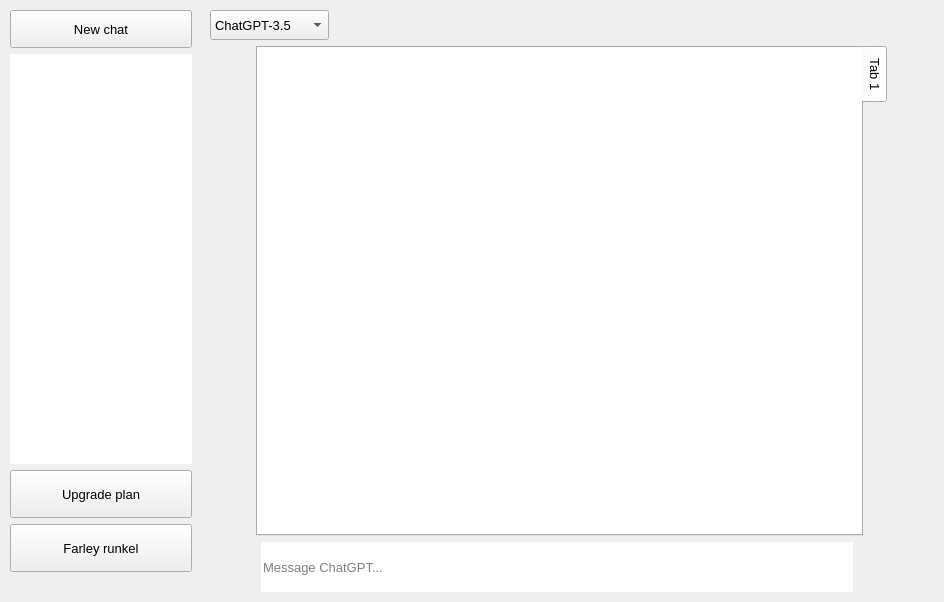
farleyrunkel/qollama, file forms/mainwindow.ui: the form before one commit.
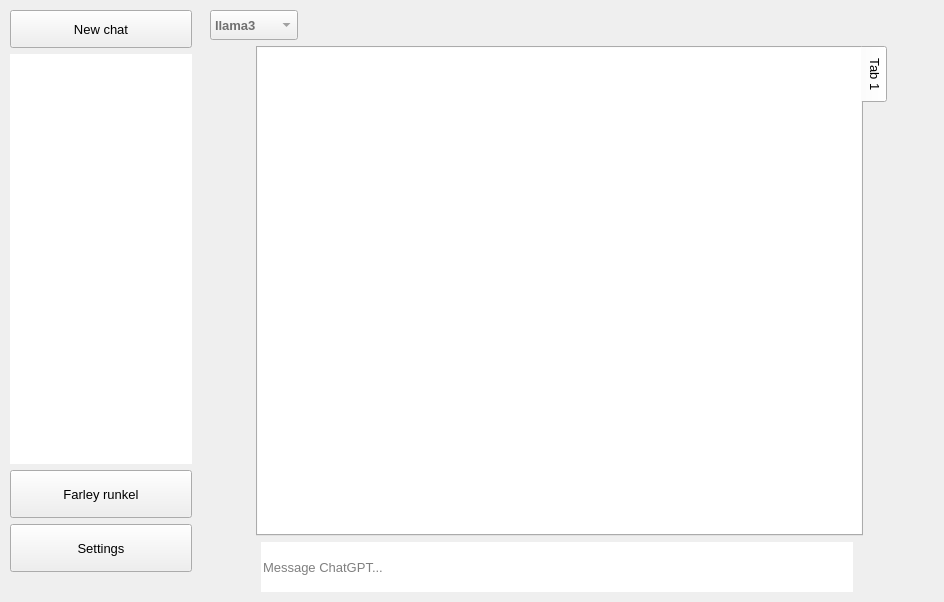
The form after the commit. Icons and pictures are not drawn. Custom widgets are drawn as their Qt base class.

Commit message: add full screen button

The edit to the form file:
```diff
--- a/forms/mainwindow.ui
+++ b/forms/mainwindow.ui
@@ -240,44 +240,6 @@
              </property>
             </widget>
            </item>
-           <item>
-            <widget class="QPushButton" name="upgradeButton">
-             <property name="sizePolicy">
-              <sizepolicy hsizetype="Expanding" vsizetype="Fixed">
-               <horstretch>0</horstretch>
-               <verstretch>0</verstretch>
-              </sizepolicy>
-             </property>
-             <property name="minimumSize">
-              <size>
-               <width>0</width>
-               <height>48</height>
-              </size>
-             </property>
-             <property name="maximumSize">
-              <size>
-               <width>16777215</width>
-               <height>48</height>
-              </size>
-             </property>
-             <property name="styleSheet">
-              <string notr="true"/>
-             </property>
-             <property name="text">
-              <string>Upgrade plan</string>
-             </property>
-             <property name="icon">
-              <iconset resource="../resouces.qrc">
-               <normaloff>:/icon/sparkles.png</normaloff>:/icon/sparkles.png</iconset>
-             </property>
-             <property name="iconSize">
-              <size>
-               <width>30</width>
-               <height>30</height>
-              </size>
-             </property>
-            </widget>
-           </item>
            <item>
             <widget class="QPushButton" name="userButton">
              <property name="sizePolicy">
@@ -323,6 +285,47 @@
              </property>
             </widget>
            </item>
+           <item>
+            <widget class="QPushButton" name="settingButton">
+             <property name="sizePolicy">
+              <sizepolicy hsizetype="Expanding" vsizetype="Fixed">
+               <horstretch>0</horstretch>
+               <verstretch>0</verstretch>
+              </sizepolicy>
+             </property>
+             <property name="minimumSize">
+              <size>
+               <width>0</width>
+               <height>48</height>
+              </size>
+             </property>
+             <property name="maximumSize">
+              <size>
+               <width>16777215</width>
+               <height>48</height>
+              </size>
+             </property>
+             <property name="focusPolicy">
+              <enum>Qt::NoFocus</enum>
+             </property>
+             <property name="styleSheet">
+              <string notr="true"/>
+             </property>
+             <property name="text">
+              <string>Settings</string>
+             </property>
+             <property name="icon">
+              <iconset resource="../resouces.qrc">
+               <normaloff>:/icon/gear.svg</normaloff>:/icon/gear.svg</iconset>
+             </property>
+             <property name="iconSize">
+              <size>
+               <width>30</width>
+               <height>30</height>
+              </size>
+             </property>
+            </widget>
+           </item>
           </layout>
          </widget>
         </item>
@@ -472,10 +475,20 @@
             </property>
             <property name="maximumSize">
              <size>
-              <width>119</width>
+              <width>88</width>
               <height>16777215</height>
              </size>
             </property>
+            <property name="font">
+             <font>
+              <family>Microsoft YaHei UI</family>
+              <pointsize>10</pointsize>
+              <bold>true</bold>
+             </font>
+            </property>
+            <property name="styleSheet">
+             <string notr="true">color: rgb(112, 112, 112);</string>
+            </property>
             <property name="minimumContentsLength">
              <number>0</number>
             </property>
@@ -484,7 +497,7 @@
             </property>
             <item>
              <property name="text">
-              <string>ChatGPT-3.5</string>
+              <string>llama3</string>
              </property>
             </item>
             <item>
```
Left out of the diff: 34 changed lines with no effect on the pictures. The commit also changes 17 other files.
